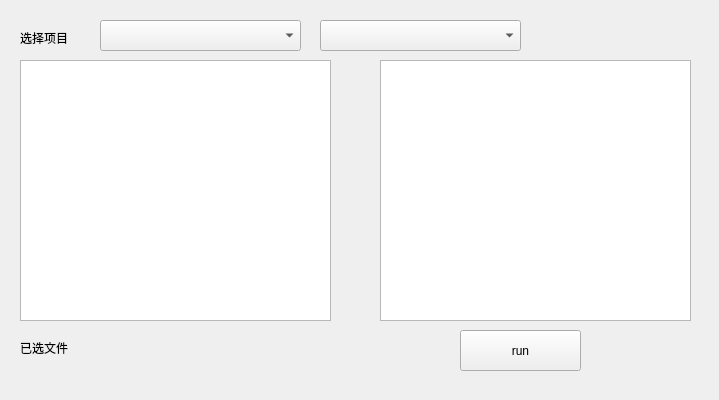
The window that framework/gui/ui/main_form.ui (cash2one/AutoDriver) describes before a commit, drawn with Qt 5.
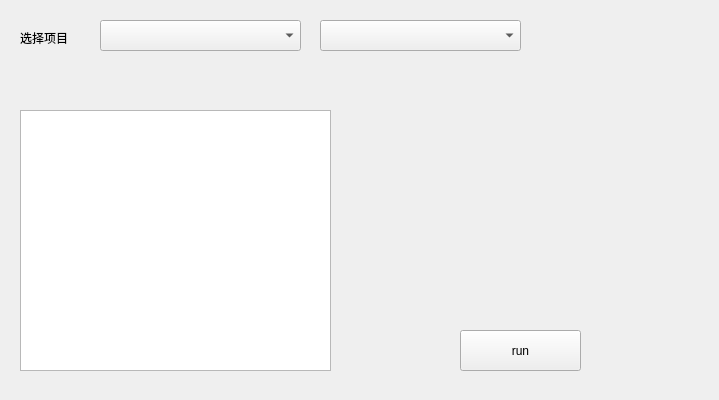
The same window after the commit.

Diff of the .ui file:
```diff
--- a/framework/gui/ui/main_form.ui
+++ b/framework/gui/ui/main_form.ui
@@ -29,27 +29,11 @@
     <string>run</string>
    </property>
   </widget>
-  <widget class="QLabel" name="labela">
-   <property name="geometry">
-    <rect>
-     <x>20</x>
-     <y>340</y>
-     <width>72</width>
-     <height>15</height>
-    </rect>
-   </property>
-   <property name="styleSheet">
-    <string notr="true">font: 9pt &quot;微软雅黑&quot;;</string>
-   </property>
-   <property name="text">
-    <string>已选文件</string>
-   </property>
-  </widget>
   <widget class="QListView" name="lv_testcase">
    <property name="geometry">
     <rect>
      <x>20</x>
-     <y>60</y>
+     <y>110</y>
      <width>311</width>
      <height>261</height>
     </rect>
@@ -97,16 +81,6 @@
     <string notr="true">font: 9pt &quot;微软雅黑&quot;;</string>
    </property>
   </widget>
-  <widget class="QListView" name="lv_testcase_2">
-   <property name="geometry">
-    <rect>
-     <x>380</x>
-     <y>60</y>
-     <width>311</width>
-     <height>261</height>
-    </rect>
-   </property>
-  </widget>
  </widget>
  <resources/>
  <connections/>
```
